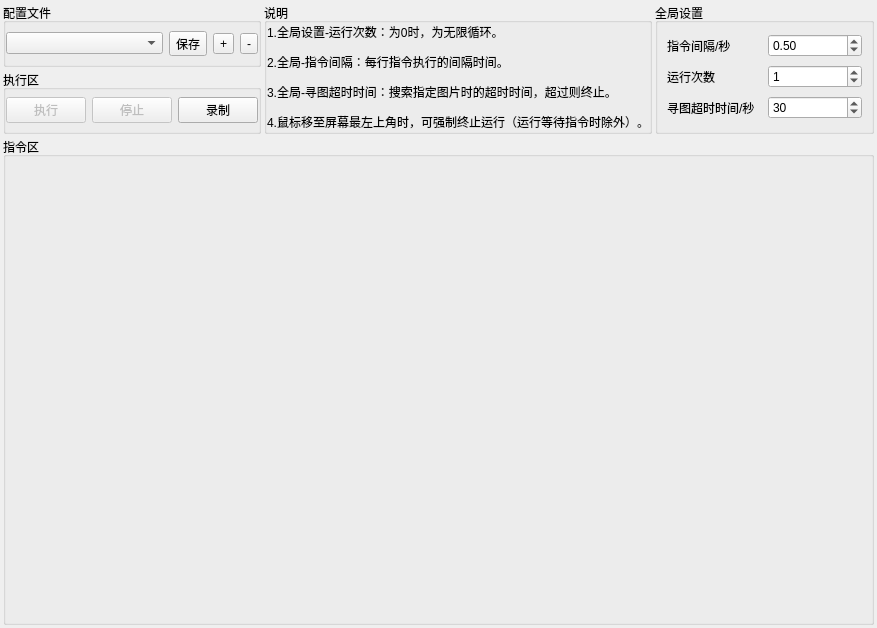
Above: ui/ui_main.ui from PPJUST/waterRPA_GUI before the change. Below: the same form after it.
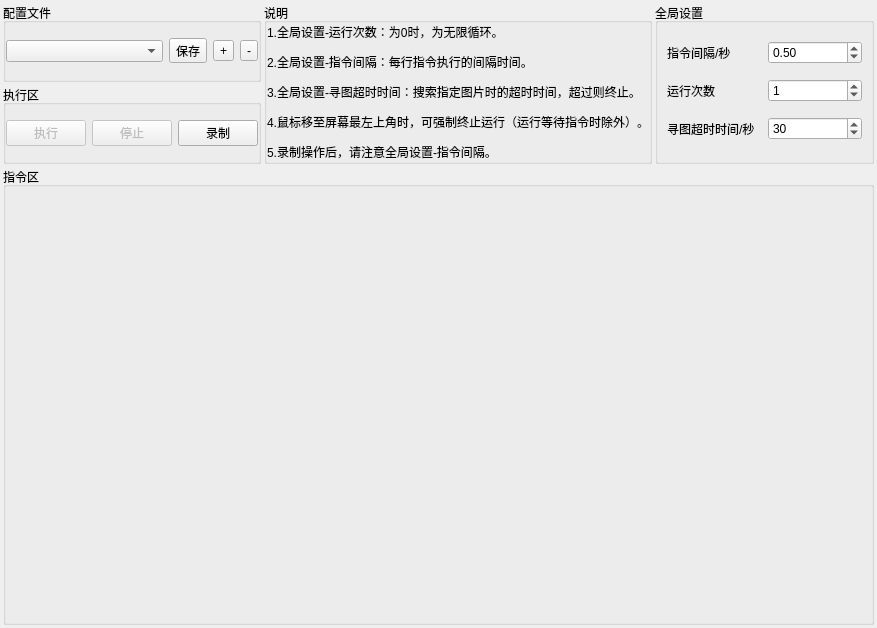
That is the form after the change.

Commit message: 完成录制键鼠功能

Patch:
```diff
--- a/ui/ui_main.ui
+++ b/ui/ui_main.ui
@@ -153,7 +153,7 @@
          <item>
           <widget class="QLabel" name="label_2">
            <property name="text">
-            <string>&lt;html&gt;&lt;head/&gt;&lt;body&gt;&lt;p&gt;1.全局设置-运行次数：为0时，为无限循环。&lt;/p&gt;&lt;p&gt;2.全局-指令间隔：每行指令执行的间隔时间。&lt;/p&gt;&lt;p&gt;3.全局-寻图超时时间：搜索指定图片时的超时时间，超过则终止。&lt;/p&gt;&lt;p&gt;4.鼠标移至屏幕最左上角时，可强制终止运行（运行等待指令时除外）。&lt;/p&gt;&lt;/body&gt;&lt;/html&gt;</string>
+            <string>&lt;html&gt;&lt;head/&gt;&lt;body&gt;&lt;p&gt;1.全局设置-运行次数：为0时，为无限循环。&lt;/p&gt;&lt;p&gt;2.全局设置-指令间隔：每行指令执行的间隔时间。&lt;/p&gt;&lt;p&gt;3.全局设置-寻图超时时间：搜索指定图片时的超时时间，超过则终止。&lt;/p&gt;&lt;p&gt;4.鼠标移至屏幕最左上角时，可强制终止运行（运行等待指令时除外）。&lt;/p&gt;&lt;p&gt;5.录制操作后，请注意全局设置-指令间隔。&lt;/p&gt;&lt;/body&gt;&lt;/html&gt;</string>
            </property>
           </widget>
          </item>
```
The commit also changes 5 other files.
